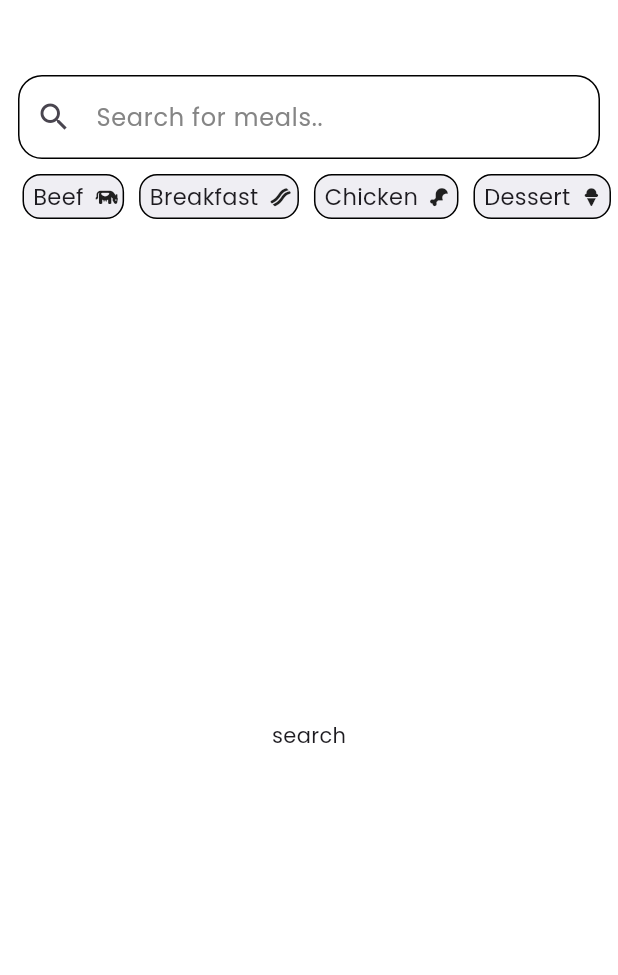
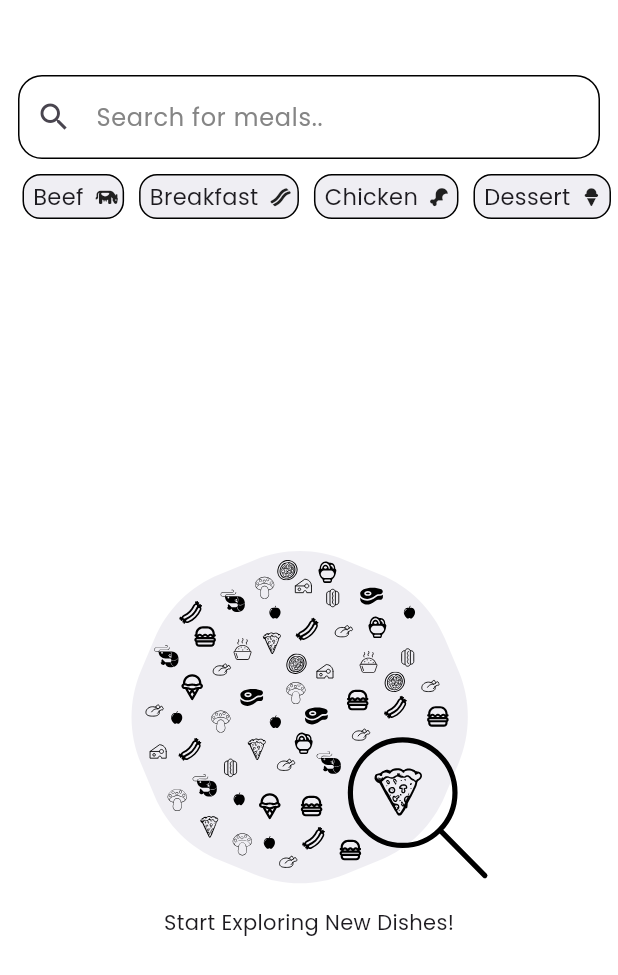
Before and after one commit to Alaataher027/meal_tracking_app, a Flutter app: the SearchView screen opened by its route, on a phone screen of 412 x 824 dp. Shown: the top 975 px of the screen. Run offline on Flutter 3.47's test engine with Material 3 defaults, Android fonts, the phone set to English and light mode, and no system bars; our stand-ins replace bloc, dio, flutter_bloc, flutter_svg, font_awesome_flutter, go_router and 6 more; accounts and stored records are empty.

Commit message:
* refactoring

```diff
--- a/lib/features/search_meals/presentation/view/widgets/search_view_body.dart
+++ b/lib/features/search_meals/presentation/view/widgets/search_view_body.dart
@@ -1,5 +1,6 @@
 import 'package:flutter/material.dart';
 import 'package:flutter_bloc/flutter_bloc.dart';
+import 'package:flutter_svg/svg.dart';
 import 'package:meal_tracking_app/features/add_meal/presentation/views/widgets/custom_text_field.dart';
 import 'package:meal_tracking_app/features/search_meals/presentation/manager/cubits/search_cubit/search_cubit.dart';
 import 'package:meal_tracking_app/features/search_meals/presentation/view/widgets/list_of_categories.dart';
@@ -44,7 +45,7 @@ class SearchViewBody extends StatelessWidget {
             } else {
               return Expanded(
                 child: Center(
-                  child: Text("search"),
+                  child: BeforeSearchWidget(),
                 ),
               );
             }
@@ -54,3 +55,22 @@ class SearchViewBody extends StatelessWidget {
     );
   }
 }
+
+class BeforeSearchWidget extends StatelessWidget {
+  const BeforeSearchWidget({super.key});
+
+  @override
+  Widget build(BuildContext context) {
+    return Column(
+      mainAxisAlignment: MainAxisAlignment.center,
+      children: [
+        SvgPicture.asset(
+          "assets/images/before_search.svg",
+          height: 250,
+          width: 250,
+        ),
+        Text("Start Exploring New Dishes!")
+      ],
+    );
+  }
+}
```
Also changed, not shown: lib/features/search_meals/presentation/view/detailes_view.dart (+6 -2 lines), lib/features/search_meals/presentation/view/widgets/details_view_body.dart (+28 -6 lines), lib/features/search_meals/presentation/view/widgets/image_and_name_details.dart (+19 -2 lines), lib/features/search_meals/presentation/view/widgets/search_meal_item.dart (+16 -0 lines), assets/images/before_search.svg (added).
